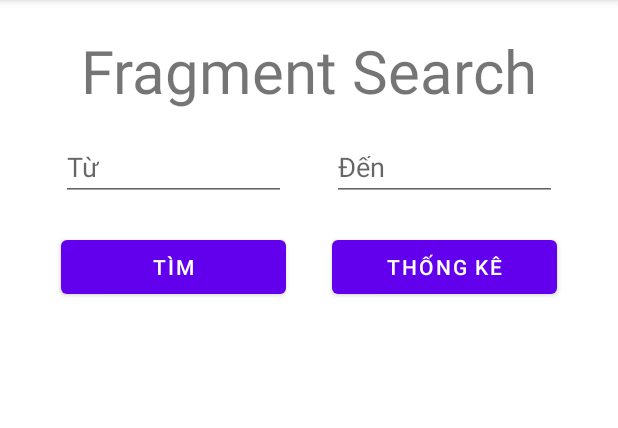
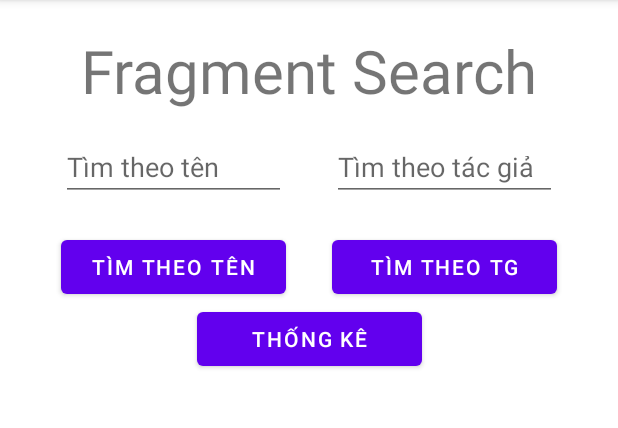
Before and after one commit to Datkhi/Th2_Book_TabLayout, an Android app: the fragment FragmentSearch shown on its own in the app's theme, on a phone screen of 412 x 824 dp, the part 84-512 px from its top. Run offline under Robolectric (Android 15) with nearby library versions, the phone set to English and light mode, and no system bars.

Commit message:
fragment search

```diff
--- a/app/src/main/java/com/th2_book_tablayout/fragment/FragmentSearch.java
+++ b/app/src/main/java/com/th2_book_tablayout/fragment/FragmentSearch.java
@@ -24,8 +24,8 @@ import java.util.ArrayList;
 import java.util.List;
 
 public class FragmentSearch extends Fragment {
-    private EditText edFrom, edTo;
-    private Button btnSearch, btnStatistic;
+    private EditText edTen, edTacgia;
+    private Button btnSearch, btnSearch2, btnStatistic;
     private RecyclerView recyclerView;
     private RecyclerViewAdapter recyclerViewAdapter;
     @Nullable
@@ -37,9 +37,10 @@ public class FragmentSearch extends Fragment {
     @Override
     public void onViewCreated(@NonNull View view, @Nullable Bundle savedInstanceState) {
         super.onViewCreated(view, savedInstanceState);
-        edFrom = view.findViewById(R.id.edFrom);
-        edTo = view.findViewById(R.id.edTo);
+        edTen = view.findViewById(R.id.edTen);
+        edTacgia = view.findViewById(R.id.edTacgia);
         btnSearch = view.findViewById(R.id.btnSearch);
+        btnSearch2 = view.findViewById(R.id.btnSearch2);
         btnStatistic = view.findViewById(R.id.btnGetStatistic);
         recyclerView = view.findViewById(R.id.recyclerViewFragmentSearch);
         recyclerViewAdapter = new RecyclerViewAdapter(new ArrayList<>());
@@ -57,7 +58,25 @@ public class FragmentSearch extends Fragment {
 //                recyclerViewAdapter.setListBook(listBook);
 //            }
 //        });
-
+        //SearchByTen
+        btnSearch.setOnClickListener(new View.OnClickListener() {
+            @Override
+            public void onClick(View view) {
+                Database db = new Database(getActivity());
+                String tenSach = edTen.getText().toString().trim();
+                List<Book> listBook = db.searchBookByTen(tenSach);
+                recyclerViewAdapter.setListBook(listBook);
+            }
+        });
+        btnSearch2.setOnClickListener(new View.OnClickListener() {
+            @Override
+            public void onClick(View view) {
+                Database db = new Database(getActivity());
+                String tacGia = edTacgia.getText().toString().trim();
+                List<Book> listBook = db.searchBookByTacgia(tacGia);
+                recyclerViewAdapter.setListBook(listBook);
+            }
+        });
         // Statistic
 //        btnStatistic.setOnClickListener(new View.OnClickListener() {
 //            @Override
@@ -67,6 +86,14 @@ public class FragmentSearch extends Fragment {
 //                recyclerViewAdapter.setListBook(listBook);
 //            }
 //        });
+        btnStatistic.setOnClickListener(new View.OnClickListener() {
+            @Override
+            public void onClick(View view) {
+                Database db = new Database(getActivity());
+                List<Book> listBook = db.getStatistic();
+                recyclerViewAdapter.setListBook(listBook);
+            }
+        });
 
         recyclerViewAdapter.setItemClickListener(new RecyclerViewAdapter.ItemClickListener() {
             @Override
--- a/app/src/main/res/layout/fragment_search.xml
+++ b/app/src/main/res/layout/fragment_search.xml
@@ -23,43 +23,49 @@
         app:layout_constraintStart_toStartOf="parent" />
 
     <EditText
-        android:id="@+id/edFrom"
+        android:id="@+id/edTen"
         android:layout_width="150dp"
         android:layout_height="40dp"
         android:layout_marginLeft="10dp"
         android:layout_marginTop="20dp"
-        android:hint="Từ"
+        android:hint="Tìm theo tên"
         app:layout_constraintTop_toBottomOf="@+id/textView"
         app:layout_constraintLeft_toLeftOf="parent"
-        app:layout_constraintRight_toLeftOf="@+id/edTo"/>
+        app:layout_constraintRight_toLeftOf="@+id/edTacgia"/>
 
     <EditText
-        android:id="@+id/edTo"
+        android:id="@+id/edTacgia"
         android:layout_width="150dp"
         android:layout_height="40dp"
         android:layout_marginRight="10dp"
-        android:hint="Đến"
-        app:layout_constraintTop_toTopOf="@+id/edFrom"
+        android:hint="Tìm theo tác giả"
+        app:layout_constraintTop_toTopOf="@+id/edTen"
         app:layout_constraintRight_toRightOf="parent"
-        app:layout_constraintLeft_toRightOf="@+id/edFrom"/>
+        app:layout_constraintLeft_toRightOf="@+id/edTen"/>
 
     <Button
         android:id="@+id/btnSearch"
         android:layout_width="150dp"
         android:layout_height="wrap_content"
         android:layout_marginTop="20dp"
-        android:text="Tìm"
-        app:layout_constraintLeft_toLeftOf="@+id/edFrom"
-        app:layout_constraintTop_toBottomOf="@+id/edFrom" />
-
+        android:text="Tìm theo tên"
+        app:layout_constraintLeft_toLeftOf="@+id/edTen"
+        app:layout_constraintTop_toBottomOf="@+id/edTen" />
+    <Button
+        android:id="@+id/btnSearch2"
+        android:layout_width="150dp"
+        android:layout_height="wrap_content"
+        android:text="Tìm theo TG"
+        app:layout_constraintLeft_toLeftOf="@+id/edTacgia"
+        app:layout_constraintTop_toTopOf="@+id/btnSearch"/>
     <Button
         android:id="@+id/btnGetStatistic"
         android:layout_width="150dp"
         android:layout_height="wrap_content"
         android:text="Thống kê"
-        app:layout_constraintLeft_toLeftOf="@+id/edTo"
-        app:layout_constraintTop_toTopOf="@+id/btnSearch"/>
-
+        app:layout_constraintTop_toBottomOf="@+id/btnSearch"
+        app:layout_constraintLeft_toLeftOf="parent"
+        app:layout_constraintRight_toRightOf="parent"/>
     <androidx.recyclerview.widget.RecyclerView
         android:id="@+id/recyclerViewFragmentSearch"
         android:layout_width="0dp"
```
Also changed, not shown: app/src/main/java/com/th2_book_tablayout/db/Database.java (+39 -1 lines).
